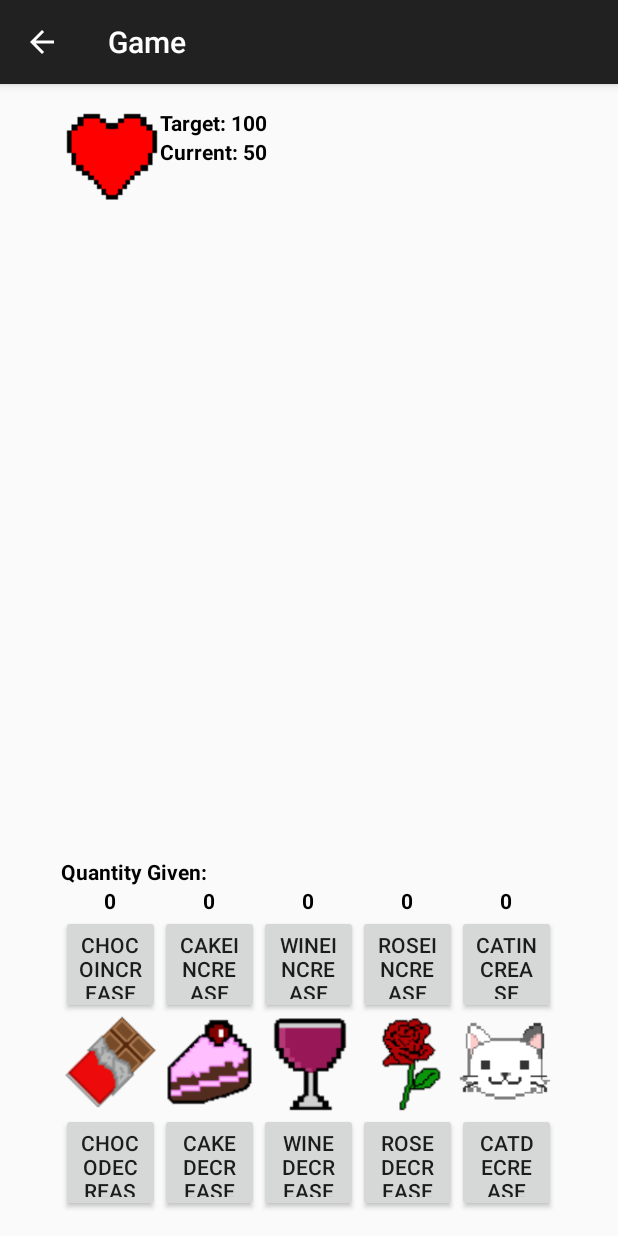
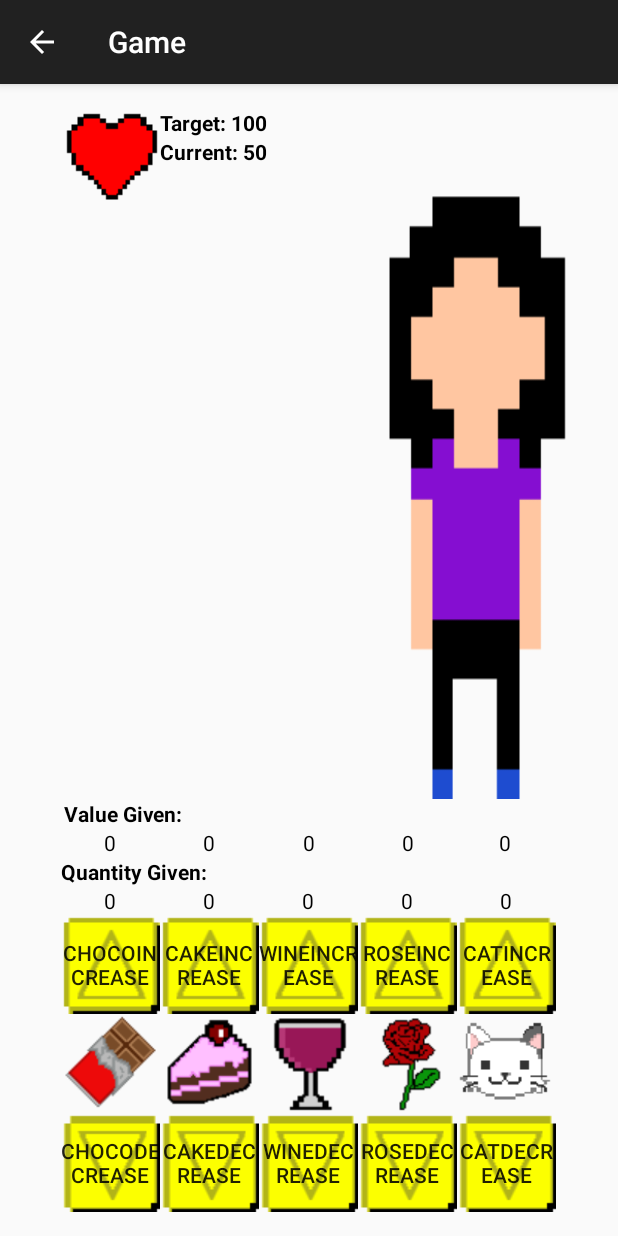
Before and after one commit to aptmac/Hackentines2016, an Android app: the Game screen opened directly, with no data from a screen before it, on a phone screen of 412 x 824 dp. Run offline under Robolectric (Android 15) with nearby library versions, the light colour scheme and no system bars.

Commit message:
Increase & Decrease Buttons
Added functionality and background layouts to the increase/decrease
quantity buttons

```diff
--- a/app/src/main/java/com/example/norifurikake/hackenties2016/Game.java
+++ b/app/src/main/java/com/example/norifurikake/hackenties2016/Game.java
@@ -9,6 +9,15 @@ import android.widget.TextView;
 
 public class Game extends ActionBarActivity {
 
+    /**
+     * Variables to hold the target goal and current progress
+     */
+    public int target = 100;
+    public int current = 0;
+
+    /**
+     * Variables to hold the number of gifts currently given
+     */
     public int numCake = 0;
     public int numChocolate = 0;
     public int numWine = 0;
@@ -20,7 +29,6 @@ public class Game extends ActionBarActivity {
         super.onCreate(savedInstanceState);
         setContentView(R.layout.activity_game);
         getSupportActionBar().setDisplayHomeAsUpEnabled(true);
-
     }
 
     /**
--- /dev/null
+++ b/app/src/main/res/drawable/down_button.xml
@@ -0,0 +1,8 @@
+<?xml version="1.0" encoding="utf-8"?>
+<selector xmlns:android="http://schemas.android.com/apk/res/android">
+    <item android:drawable="@drawable/down_in"
+        android:state_pressed="true" />
+    <item android:drawable="@drawable/down_in"
+        android:state_focused="true" />
+    <item android:drawable="@drawable/down_out" />
+</selector>
--- /dev/null
+++ b/app/src/main/res/drawable/up_button.xml
@@ -0,0 +1,8 @@
+<?xml version="1.0" encoding="utf-8"?>
+<selector xmlns:android="http://schemas.android.com/apk/res/android">
+    <item android:drawable="@drawable/up_in"
+        android:state_pressed="true" />
+    <item android:drawable="@drawable/up_in"
+        android:state_focused="true" />
+    <item android:drawable="@drawable/up_out" />
+</selector>
--- a/app/src/main/res/layout/activity_game.xml
+++ b/app/src/main/res/layout/activity_game.xml
@@ -18,7 +18,8 @@
         android:layout_alignTop="@+id/btnChocolateIncrease"
         android:layout_toLeftOf="@+id/btnEasy"
         android:layout_toStartOf="@+id/btnEasy"
-        android:onClick="IncreaseCake" />
+        android:onClick="IncreaseCake"
+        android:background="@drawable/up_button" />
     <Button
         style="?android:attr/buttonStyleSmall"
         android:layout_width="66dp"
@@ -28,7 +29,8 @@
         android:layout_alignTop="@+id/btnChocolateDecrease"
         android:layout_toLeftOf="@+id/imgWine"
         android:layout_toStartOf="@+id/imgWine"
-        android:onClick="DecreaseCake" />
+        android:onClick="DecreaseCake"
+        android:background="@drawable/down_button" />
     <ImageView
         android:layout_width="66dp"
         android:layout_height="66dp"
@@ -47,7 +49,8 @@
         android:layout_above="@+id/imgChocolate"
         android:layout_alignLeft="@+id/imgChocolate"
         android:layout_alignStart="@+id/imgChocolate"
-        android:onClick="IncreaseChocolate" />
+        android:onClick="IncreaseChocolate"
+        android:background="@drawable/up_button" />
 
     <Button
         style="?android:attr/buttonStyleSmall"
@@ -58,7 +61,8 @@
         android:layout_alignParentBottom="true"
         android:layout_toLeftOf="@+id/imgCake"
         android:layout_toStartOf="@+id/imgCake"
-        android:onClick="DecreaseChocolate" />
+        android:onClick="DecreaseChocolate"
+        android:background="@drawable/down_button" />
 
     <ImageView
         android:layout_width="66dp"
@@ -77,7 +81,8 @@
         android:id="@+id/btnEasy"
         android:layout_alignTop="@+id/btnCakeIncrease"
         android:layout_centerHorizontal="true"
-        android:onClick="IncreaseWine" />
+        android:onClick="IncreaseWine"
+        android:background="@drawable/up_button" />
 
     <ImageView
         android:layout_width="66dp"
@@ -97,7 +102,8 @@
         android:layout_below="@+id/imgRose"
         android:layout_alignLeft="@+id/imgWine"
         android:layout_alignStart="@+id/imgWine"
-        android:onClick="DecreaseWine" />
+        android:onClick="DecreaseWine"
+        android:background="@drawable/down_button" />
 
     <Button
         style="?android:attr/buttonStyleSmall"
@@ -108,7 +114,8 @@
         android:layout_alignTop="@+id/btnEasy"
         android:layout_toRightOf="@+id/btnEasy"
         android:layout_toEndOf="@+id/btnEasy"
-        android:onClick="IncreaseRose" />
+        android:onClick="IncreaseRose"
+        android:background="@drawable/up_button" />
 
     <ImageView
         android:layout_width="66dp"
@@ -127,7 +134,8 @@
         android:layout_below="@+id/imgRose"
         android:layout_toLeftOf="@+id/btnCatDecrease"
         android:layout_toStartOf="@+id/btnCatDecrease"
-        android:onClick="DecreaseRose" />
+        android:onClick="DecreaseRose"
+        android:background="@drawable/down_button" />
 
     <ImageView
         android:layout_width="wrap_content"
@@ -147,7 +155,8 @@
         android:layout_alignTop="@+id/btnRoseIncrease"
         android:layout_alignLeft="@+id/imgCat"
         android:layout_alignStart="@+id/imgCat"
-        android:onClick="IncreaseCat" />
+        android:onClick="IncreaseCat"
+        android:background="@drawable/up_button" />
 
     <Button
         style="?android:attr/buttonStyleSmall"
@@ -158,7 +167,8 @@
         android:layout_alignTop="@+id/button4"
         android:layout_alignLeft="@+id/imgCat"
         android:layout_alignStart="@+id/imgCat"
-        android:onClick="DecreaseCat" />
+        android:onClick="DecreaseCat"
+        android:background="@drawable/down_button" />
 
     <TextView
         android:layout_width="wrap_content"
@@ -171,7 +181,6 @@
         android:layout_alignStart="@+id/btnChocolateIncrease"
         android:layout_toLeftOf="@+id/btnCakeIncrease"
         android:layout_toStartOf="@+id/btnCakeIncrease"
-        android:textStyle="bold"
         android:textAlignment="center"
         android:textColor="#000000" />
 
@@ -186,7 +195,6 @@
         android:layout_alignEnd="@+id/btnCakeIncrease"
         android:layout_toRightOf="@+id/btnChocolateIncrease"
         android:layout_toEndOf="@+id/btnChocolateIncrease"
-        android:textStyle="bold"
         android:textAlignment="center"
         android:textColor="#000000" />
 
@@ -201,7 +209,6 @@
         android:layout_alignStart="@+id/btnEasy"
         android:layout_alignRight="@+id/btnEasy"
         android:layout_alignEnd="@+id/btnEasy"
-        android:textStyle="bold"
         android:textAlignment="center"
         android:textColor="#000000" />
 
@@ -216,7 +223,6 @@
         android:layout_alignEnd="@+id/btnRoseIncrease"
         android:layout_alignLeft="@+id/btnRoseIncrease"
         android:layout_alignStart="@+id/btnRoseIncrease"
-        android:textStyle="bold"
         android:textAlignment="center"
         android:textColor="#000000" />
 
@@ -231,7 +237,6 @@
         android:layout_alignTop="@+id/txtRose"
         android:layout_alignLeft="@+id/btnCatIncrase"
         android:layout_alignStart="@+id/btnCatIncrase"
-        android:textStyle="bold"
         android:textAlignment="center"
         android:textColor="#000000" />
 
@@ -280,4 +285,92 @@
         android:textStyle="bold"
         android:textColor="#000000" />
 
+    <TextView
+        android:layout_width="wrap_content"
+        android:layout_height="wrap_content"
+        android:textAppearance="?android:attr/textAppearanceSmall"
+        android:text="0"
+        android:id="@+id/txtCurrentCake"
+        android:layout_above="@+id/txtQuantity"
+        android:layout_toRightOf="@+id/txtChocolate"
+        android:layout_alignRight="@+id/txtCake"
+        android:layout_alignEnd="@+id/txtCake"
+        android:textColor="#000000"
+        android:textAlignment="center" />
+
+    <TextView
+        android:layout_width="wrap_content"
+        android:layout_height="wrap_content"
+        android:textAppearance="?android:attr/textAppearanceSmall"
+        android:text="0"
+        android:id="@+id/txtCurrentChocolate"
+        android:layout_alignTop="@+id/txtCurrentCake"
+        android:layout_alignLeft="@+id/txtQuantity"
+        android:layout_alignStart="@+id/txtQuantity"
+        android:layout_alignRight="@+id/txtChocolate"
+        android:layout_alignEnd="@+id/txtChocolate"
+        android:textColor="#000000"
+        android:textAlignment="center" />
+
+    <TextView
+        android:layout_width="wrap_content"
+        android:layout_height="wrap_content"
+        android:textAppearance="?android:attr/textAppearanceSmall"
+        android:text="0"
+        android:id="@+id/txtCurrentWine"
+        android:layout_above="@+id/txtQuantity"
+        android:layout_centerHorizontal="true"
+        android:textColor="#000000" />
+
+    <TextView
+        android:layout_width="wrap_content"
+        android:layout_height="wrap_content"
+        android:textAppearance="?android:attr/textAppearanceSmall"
+        android:text="0"
+        android:id="@+id/txtCurrentRose"
+        android:textAlignment="center"
+        android:layout_alignTop="@+id/txtCurrentWine"
+        android:layout_toRightOf="@+id/txtWine"
+        android:layout_toEndOf="@+id/txtWine"
+        android:layout_marginLeft="29dp"
+        android:layout_marginStart="29dp"
+        android:textColor="#000000" />
+
+    <TextView
+        android:layout_width="wrap_content"
+        android:layout_height="wrap_content"
+        android:textAppearance="?android:attr/textAppearanceSmall"
+        android:text="0"
+        android:id="@+id/txtCurrentCat"
+        android:layout_alignBottom="@+id/txtCurrentRose"
+        android:layout_toRightOf="@+id/txtRose"
+        android:layout_alignRight="@+id/imgCat"
+        android:layout_alignEnd="@+id/imgCat"
+        android:textAlignment="center"
+        android:textColor="#000000" />
+
+    <TextView
+        android:layout_width="wrap_content"
+        android:layout_height="wrap_content"
+        android:textAppearance="?android:attr/textAppearanceSmall"
+        android:text="Value Given:"
+        android:id="@+id/txtValue"
+        android:layout_above="@+id/txtCurrentChocolate"
+        android:layout_alignLeft="@+id/imgHeart"
+        android:layout_alignStart="@+id/imgHeart"
+        android:textStyle="bold"
+        android:textColor="#000000" />
+
+    <ImageView
+        android:layout_width="wrap_content"
+        android:layout_height="wrap_content"
+        android:id="@+id/imgGirl"
+        android:layout_alignParentRight="true"
+        android:layout_alignParentEnd="true"
+        android:layout_alignParentTop="true"
+        android:background="@drawable/person1_standing"
+        android:layout_toRightOf="@+id/btnEasy"
+        android:layout_toEndOf="@+id/btnEasy"
+        android:layout_above="@+id/txtValue" />
+
 </RelativeLayout>
--- a/app/src/main/res/layout/activity_main.xml
+++ b/app/src/main/res/layout/activity_main.xml
@@ -10,7 +10,8 @@
     android:paddingTop="@dimen/activity_vertical_margin"
     android:paddingBottom="@dimen/activity_vertical_margin"
     tools:context="com.example.norifurikake.hackenties2016.MainActivity"
-    android:weightSum="1">
+    android:weightSum="1"
+    android:background="#e3c9c9">
 
 
     <Button
```
Also changed, not shown: app/src/main/res/drawable/down_in.png (added), app/src/main/res/drawable/down_out.png (added), app/src/main/res/drawable/up_in.png (added), app/src/main/res/drawable/up_out.png (added).
